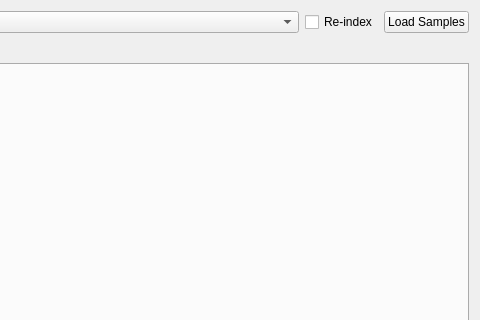
Qt form resultwindow.ui (hallamlab/MetaPathwaysGUI) before a commit; both pictures show x 500 to 980 and y 0 to 320 of the 980 by 718 pixel window.
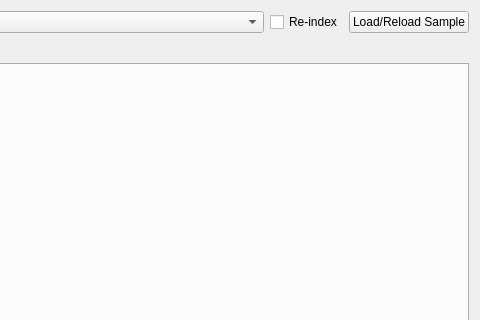
The same form after that commit.

Patch:
```diff
--- a/resultwindow.ui
+++ b/resultwindow.ui
@@ -92,7 +92,7 @@
        <item>
         <widget class="QPushButton" name="loadResults">
          <property name="text">
-          <string>Load Samples</string>
+          <string>Load/Reload Sample</string>
          </property>
         </widget>
        </item>
```
